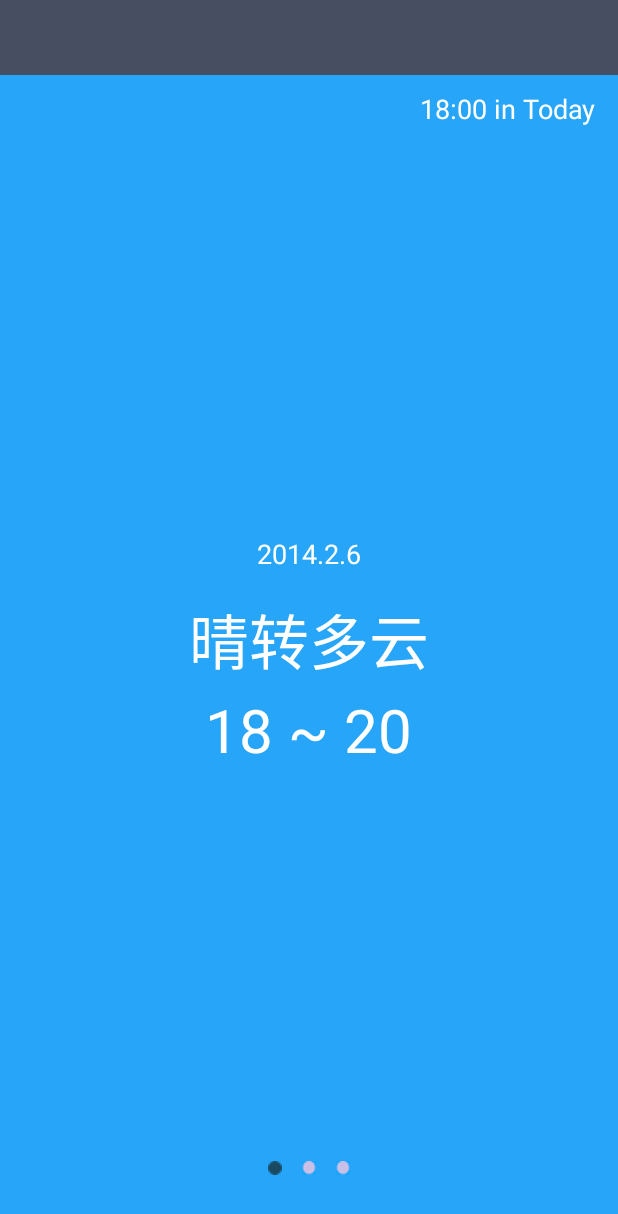
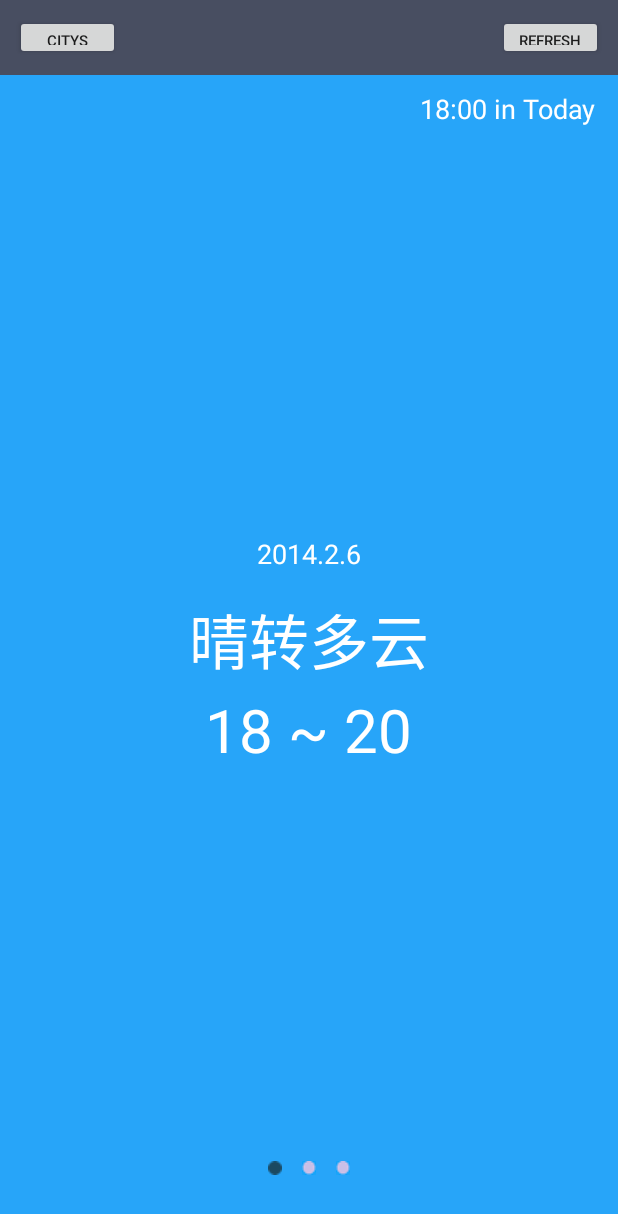
Before and after one commit to k525245669/coolweather, an Android app: the WeatherActivity screen opened directly, with no data from a screen before it, on a phone screen of 412 x 824 dp. Shown: the top 1214 px of the screen. Run offline under Robolectric (Android 15) with nearby library versions, the phone set to English and light mode, and no system bars; network calls fail.

Commit message:
在显示天气页面，添加刷新和选择城市按钮

```diff
--- a/app/src/main/java/com/zhukun/coolweather/activity/WeatherActivity.java
+++ b/app/src/main/java/com/zhukun/coolweather/activity/WeatherActivity.java
@@ -1,6 +1,7 @@
 package com.zhukun.coolweather.activity;
 
 import android.app.Activity;
+import android.content.Intent;
 import android.content.SharedPreferences;
 import android.os.Bundle;
 import android.support.v4.view.PagerAdapter;
@@ -11,6 +12,7 @@ import android.view.LayoutInflater;
 import android.view.View;
 import android.view.ViewGroup;
 import android.view.Window;
+import android.widget.Button;
 import android.widget.ImageView;
 import android.widget.LinearLayout;
 import android.widget.TextView;
@@ -34,6 +36,7 @@ public class WeatherActivity extends Activity implements View.OnClickListener {
     public static final int TODAY = 0;
     public static final int TOMORROW = 1;
     public static final int DAY_AFTER_TOMORROW = 2;
+    private int dayNow;
     private TextView CityText;
     private TextView publishText;
     private TextView currentText;
@@ -51,6 +54,9 @@ public class WeatherActivity extends Activity implements View.OnClickListener {
     private ImageView imageView;
     private ImageView[] imageArry;
     private ViewGroup dotlist;
+    private Button switchButton;
+    private Button refreshButton;
+    private String areaId;
     @Override
     protected void onCreate(Bundle savedInstanceState) {
         super.onCreate(savedInstanceState);
@@ -125,16 +131,19 @@ public class WeatherActivity extends Activity implements View.OnClickListener {
                     case 0:
                         bindViews(view1);
                         showWeather(TODAY);
+                        dayNow = TODAY;
                         reFreshdot(i);
                         break;
                     case 1:
                         bindViews(view2);
                         showWeather(TOMORROW);
+                        dayNow = TOMORROW;
                         reFreshdot(i);
                         break;
                     case 2:
                         bindViews(view3);
                         showWeather(DAY_AFTER_TOMORROW);
+                        dayNow = DAY_AFTER_TOMORROW;
                         reFreshdot(i);
                         break;
                 }
@@ -148,15 +157,49 @@ public class WeatherActivity extends Activity implements View.OnClickListener {
         });
         bindViews(view1);
         String countyName = getIntent().getStringExtra("countyName");
-        String areaId = getIntent().getStringExtra("areId");
+        areaId = getIntent().getStringExtra("areId");
         int countyId = getIntent().getIntExtra("countyId", 0);
+        SharedPreferences.Editor editor = getSharedPreferences("CityInfo", 0).edit();
+        editor.putString("areId", areaId);
+        editor.putInt("countyId", countyId);
+        editor.putString("countyName", countyName);
+        editor.putBoolean("city_selected", true);
+        editor.commit();
+
         if(!TextUtils.isEmpty(areaId)){
             publishText.setText("同步中..");
             infoLayout.setVisibility(View.INVISIBLE);
             CityText.setVisibility(View.INVISIBLE);
             CityText.setText(countyName);
             queryWeatherFromServer(areaId, TODAY);
+            dayNow = TODAY;
         }
+        switchButton = (Button) findViewById(R.id.switch_city);
+        refreshButton = (Button) findViewById(R.id.refresh);
+        switchButton.setOnClickListener(new View.OnClickListener() {
+            @Override
+            public void onClick(View v) {
+                Intent intent = new Intent(WeatherActivity.this, ChooseAreaActivity.class);
+                intent.putExtra("from_weather_activity", true);
+                startActivity(intent);
+                finish();
+            }
+        });
+        refreshButton.setOnClickListener(new View.OnClickListener() {
+            @Override
+            public void onClick(View v) {
+                publishText.setText("同步中..");
+                switch (dayNow){
+                    case 0:queryWeatherFromServer(areaId, TODAY);
+                            break;
+                    case 1:queryWeatherFromServer(areaId, TOMORROW);
+                            break;
+                    case 2:queryWeatherFromServer(areaId, DAY_AFTER_TOMORROW);
+                            break;
+                }
+
+            }
+        });
 
     }
 
--- a/app/src/main/java/com/zhukun/coolweather/util/Utility.java
+++ b/app/src/main/java/com/zhukun/coolweather/util/Utility.java
@@ -117,6 +117,7 @@ public class Utility {
                 String tmp1 = weatherObject.getString("fc");
                 String tmp2 = weatherObject.getString("fd");
                 SharedPreferences.Editor editor = context.getSharedPreferences("data" + i, 0).edit();
+                editor.putBoolean("city_selected", true);
                 editor.putString("type1", type1);
                 editor.putString("type2", type2);
                 editor.putString("tmp1", tmp1);
--- a/app/src/main/res/layout/viewpager.xml
+++ b/app/src/main/res/layout/viewpager.xml
@@ -8,6 +8,14 @@
         android:layout_height="50dp"
         android:background="#484E61"
         >
+        <Button
+            android:id="@+id/switch_city"
+            android:layout_width="70dp"
+            android:layout_height="30dp"
+            android:layout_centerVertical="true"
+            android:textSize="10sp"
+            android:text="Citys"
+            android:layout_marginLeft="10dp"/>
         <TextView
             android:id="@+id/City_name"
             android:layout_width="wrap_content"
@@ -15,6 +23,15 @@
             android:layout_centerInParent="true"
             android:textColor="#fff"
             android:textSize="24sp"/>
+        <Button
+            android:id="@+id/refresh"
+            android:layout_width="70dp"
+            android:layout_height="30dp"
+            android:layout_centerVertical="true"
+            android:layout_alignParentRight="true"
+            android:layout_marginRight="10dp"
+            android:textSize="10sp"
+            android:text="refresh"/>
     </RelativeLayout>
 
     <android.support.v4.view.ViewPager
```
Also changed, not shown: app/src/main/java/com/zhukun/coolweather/activity/ChooseAreaActivity.java (+26 -1 lines).
